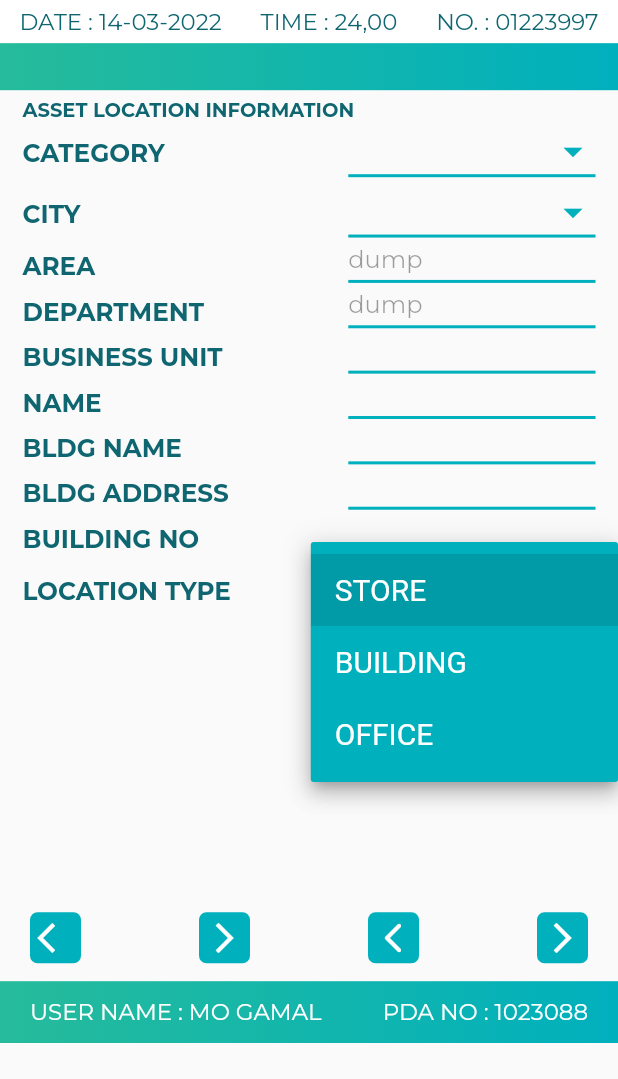
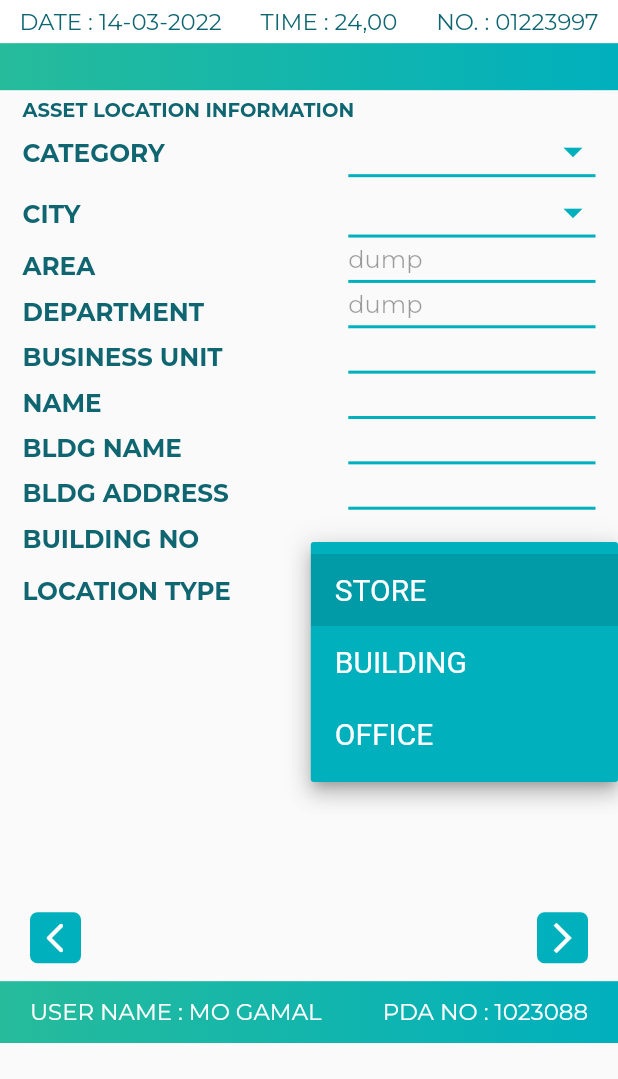
Before and after one commit to Ahmed2120/DGI, a Flutter app: the AssetsVerification screen opened directly, after a tap on the "arrow drop down" icon, on a phone screen of 412 x 824 dp, the part 157-1236 px from its top. Run offline on Flutter 3.47's test engine with Material 2 defaults, Android fonts, the phone set to English and light mode, and no system bars; our stand-ins replace camera, dropdown_button2, percent_indicator, sqflite; accounts and stored records are empty.

Commit message:
remove repeated items

```diff
--- a/lib/screens/assets_verification_screen.dart
+++ b/lib/screens/assets_verification_screen.dart
@@ -19,7 +19,6 @@ import 'package:dgi/model/department.dart';
 import 'package:dgi/model/floor.dart';
 import 'package:flutter/services.dart';
 import 'dart:async';
-import 'package:flutter_barcode_scanner/flutter_barcode_scanner.dart';
 import '../Utility/CustomWidgetBuilder.dart';
 import '../Utility/footer.dart';
 import '../Utility/header.dart';
@@ -318,32 +317,6 @@ class _AssetsVerificationState extends State<AssetsVerification> {
                     child: Row(
                       mainAxisAlignment: MainAxisAlignment.spaceBetween,
                       children: [
-                        InkWell(
-                          onTap: ()=>scanBarcodeNormal(),
-                          child: Container(
-                            padding: EdgeInsets.all(5),
-                            alignment: Alignment.center,
-                            decoration: BoxDecoration(
-                                color: Color(0xFF00B0BD),
-                                borderRadius: BorderRadius.circular(5)
-                            ),
-                            child: Icon(Icons.arrow_back_ios, color: Colors.white,),
-                          ),
-                        ),
-                        InkWell(
-                          onTap: ()=>Navigator.of(context).push(
-                              MaterialPageRoute(
-                                  builder: (context) => AssetsCounter())),
-                          child: Container(
-                            padding: EdgeInsets.all(5),
-                            alignment: Alignment.center,
-                            decoration: BoxDecoration(
-                                color: Color(0xFF00B0BD),
-                                borderRadius: BorderRadius.circular(5)
-                            ),
-                            child: Icon(Icons.arrow_forward_ios, color: Colors.white,),
-                          ),
-                        ),
                         CustomWidgetBuilder.buildArrow(context, Icon(Icons.arrow_back_ios_rounded), ()=>Navigator.of(context).pop()),
                         CustomWidgetBuilder.buildArrow(context, Icon(Icons.arrow_forward_ios), ()=> Navigator.of(context).push(
                             MaterialPageRoute(
@@ -407,7 +380,7 @@ class _AssetsVerificationState extends State<AssetsVerification> {
     );
   }
 
-  // Platform messages are asynchronous, so we initialize in an async method.
+/*  // Platform messages are asynchronous, so we initialize in an async method.
   Future<void> scanBarcodeNormal() async {
     String barcodeScanRes;
     // Platform messages may fail, so we use a try/catch PlatformException.
@@ -424,5 +397,5 @@ class _AssetsVerificationState extends State<AssetsVerification> {
     // setState to update our non-existent appearance.
     if (!mounted) return;
 
-  }
+  }*/
 }
--- a/pubspec.yaml
+++ b/pubspec.yaml
@@ -41,7 +41,6 @@ dependencies:
   # The following adds the Cupertino Icons font to your application.
   # Use with the CupertinoIcons class for iOS style icons.
   cupertino_icons: ^1.0.2
-  flutter_barcode_scanner: ^2.0.0
 
 dev_dependencies:
   flutter_test:
```
